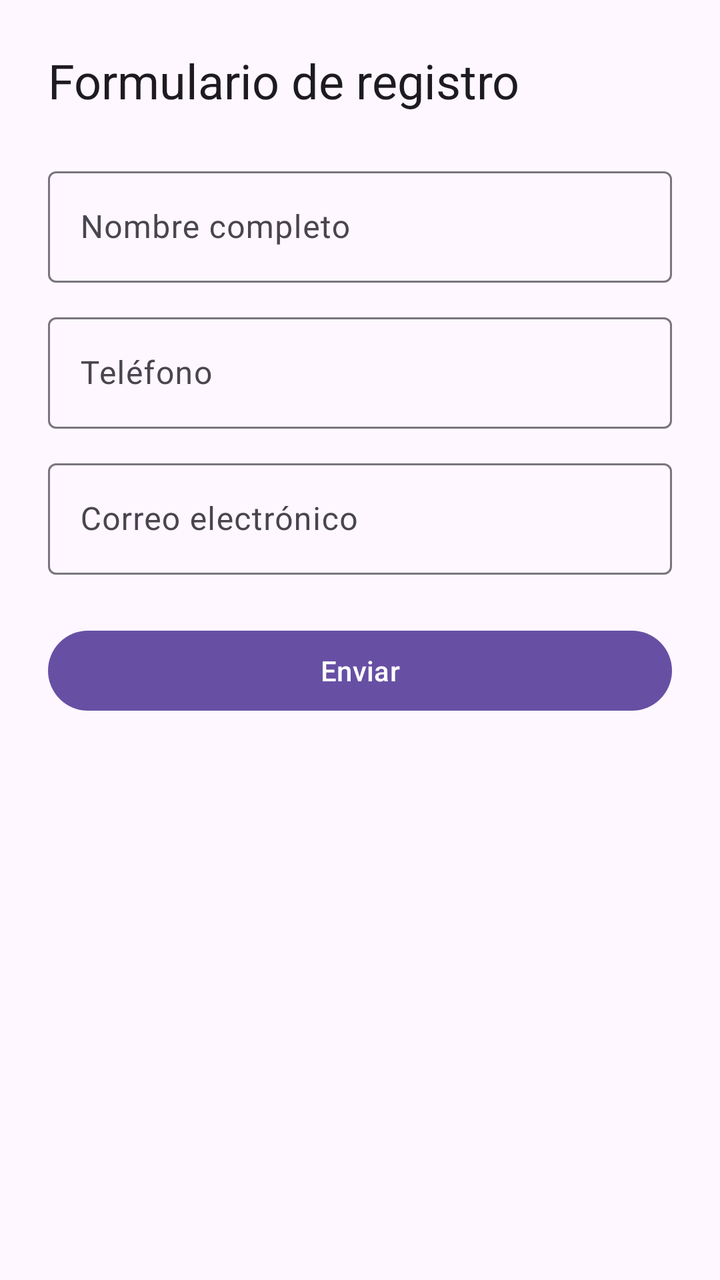
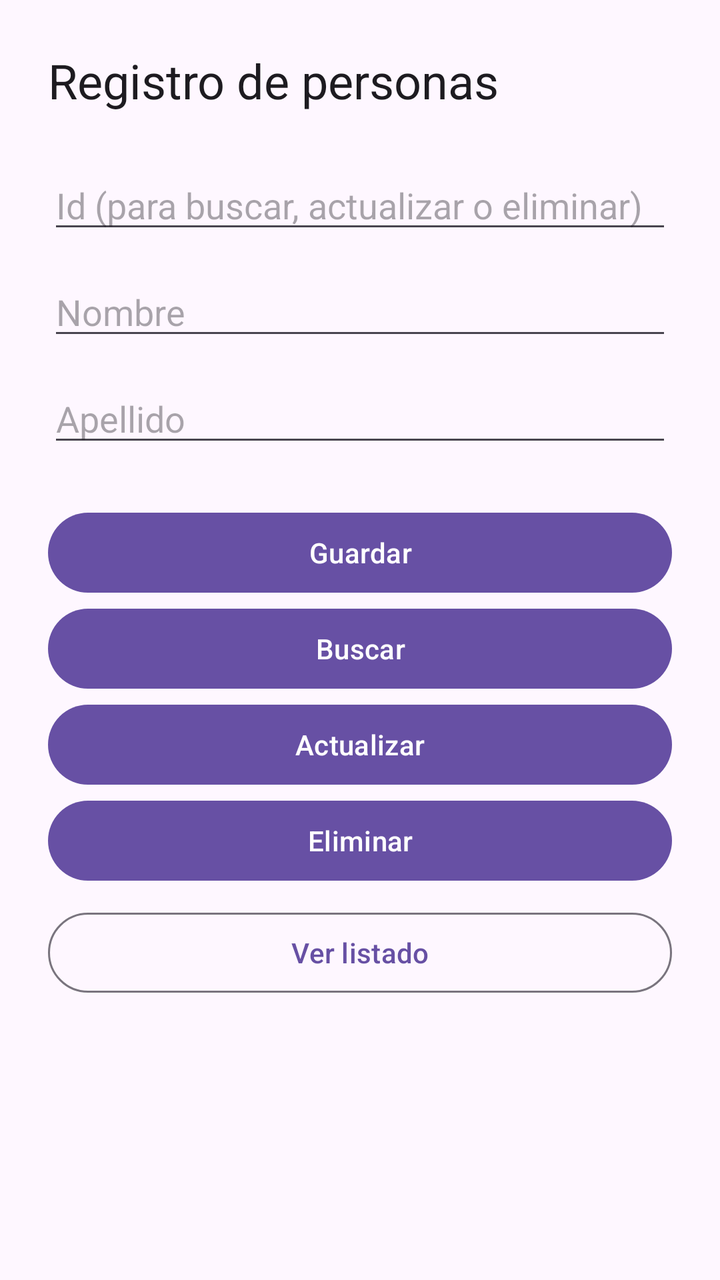

Before-and-after screenshots of an Android layout around one commit, followed by the original layout XML and the change that was made.
<!-- AndroidManifest.xml: application theme Theme.Miprimeractivity -->
<!-- res/layout/activity_main.xml -->
<?xml version="1.0" encoding="utf-8"?>
<ScrollView xmlns:android="http://schemas.android.com/apk/res/android"
    xmlns:tools="http://schemas.android.com/tools"
    android:id="@+id/main"
    android:layout_width="match_parent"
    android:layout_height="match_parent"
    android:fillViewport="true"
    tools:context=".MainActivity">

    <LinearLayout
        android:layout_width="match_parent"
        android:layout_height="wrap_content"
        android:orientation="vertical"
        android:padding="24dp">

        <TextView
            android:layout_width="wrap_content"
            android:layout_height="wrap_content"
            android:layout_marginBottom="24dp"
            android:text="@string/titulo_formulario"
            android:textAppearance="?attr/textAppearanceHeadlineSmall" />

        
        <com.google.android.material.textfield.TextInputLayout
            android:id="@+id/layoutNombre"
            style="@style/Widget.Material3.TextInputLayout.OutlinedBox"
            android:layout_width="match_parent"
            android:layout_height="wrap_content"
            android:layout_marginBottom="12dp"
            android:hint="@string/hint_nombre">

            <com.google.android.material.textfield.TextInputEditText
                android:id="@+id/etNombre"
                android:layout_width="match_parent"
                android:layout_height="wrap_content"
                android:autofillHints="name"
                android:inputType="textPersonName|textCapWords" />
        </com.google.android.material.textfield.TextInputLayout>

        
        <com.google.android.material.textfield.TextInputLayout
            android:id="@+id/layoutTelefono"
            style="@style/Widget.Material3.TextInputLayout.OutlinedBox"
            android:layout_width="match_parent"
            android:layout_height="wrap_content"
            android:layout_marginBottom="12dp"
            android:hint="@string/hint_telefono">

            <com.google.android.material.textfield.TextInputEditText
                android:id="@+id/etTelefono"
                android:layout_width="match_parent"
                android:layout_height="wrap_content"
                android:autofillHints="phone"
                android:inputType="phone"
                android:maxLength="15" />
        </com.google.android.material.textfield.TextInputLayout>

        
        <com.google.android.material.textfield.TextInputLayout
            android:id="@+id/layoutCorreo"
            style="@style/Widget.Material3.TextInputLayout.OutlinedBox"
            android:layout_width="match_parent"
            android:layout_height="wrap_content"
            android:layout_marginBottom="24dp"
            android:hint="@string/hint_correo">

            <com.google.android.material.textfield.TextInputEditText
                android:id="@+id/etCorreo"
                android:layout_width="match_parent"
                android:layout_height="wrap_content"
                android:autofillHints="emailAddress"
                android:inputType="textEmailAddress" />
        </com.google.android.material.textfield.TextInputLayout>

        <Button
            android:id="@+id/btnEnviar"
            android:layout_width="match_parent"
            android:layout_height="wrap_content"
            android:text="@string/btn_enviar" />

        <TextView
            android:id="@+id/tvResultado"
            android:layout_width="match_parent"
            android:layout_height="54dp"
            android:layout_marginTop="24dp"
            android:textAppearance="?attr/textAppearanceBodyLarge" />

    </LinearLayout>
</ScrollView>
<!-- resources referenced by this layout -->
<resources>
  <string name="btn_enviar">Enviar</string>
  <string name="hint_correo">Correo electrónico</string>
  <string name="hint_nombre">Nombre completo</string>
  <string name="hint_telefono">Teléfono</string>
  <string name="titulo_formulario">Formulario de registro</string>
  <style name="Theme.Miprimeractivity" parent="Base.Theme.Miprimeractivity" />
  <style name="Base.Theme.Miprimeractivity" parent="Theme.Material3.DayNight.NoActionBar">
          
          
      </style>
</resources>

<!-- the commit's change to res/layout/activity_main.xml (unified diff, before → after) -->
@@ -20,70 +20,63 @@
             android:text="@string/titulo_formulario"
             android:textAppearance="?attr/textAppearanceHeadlineSmall" />
 
-        
-        <com.google.android.material.textfield.TextInputLayout
-            android:id="@+id/layoutNombre"
-            style="@style/Widget.Material3.TextInputLayout.OutlinedBox"
+        <EditText
+            android:id="@+id/txtid"
             android:layout_width="match_parent"
             android:layout_height="wrap_content"
             android:layout_marginBottom="12dp"
-            android:hint="@string/hint_nombre">
+            android:hint="@string/hint_id"
+            android:inputType="number" />
 
-            <com.google.android.material.textfield.TextInputEditText
-                android:id="@+id/etNombre"
-                android:layout_width="match_parent"
-                android:layout_height="wrap_content"
-                android:autofillHints="name"
-                android:inputType="textPersonName|textCapWords" />
-        </com.google.android.material.textfield.TextInputLayout>
-
-        
-        <com.google.android.material.textfield.TextInputLayout
-            android:id="@+id/layoutTelefono"
-            style="@style/Widget.Material3.TextInputLayout.OutlinedBox"
+        <EditText
+            android:id="@+id/txtnombre"
             android:layout_width="match_parent"
             android:layout_height="wrap_content"
             android:layout_marginBottom="12dp"
-            android:hint="@string/hint_telefono">
+            android:autofillHints="givenName"
+            android:hint="@string/hint_nombre"
+            android:inputType="textPersonName|textCapWords" />
 
-            <com.google.android.material.textfield.TextInputEditText
-                android:id="@+id/etTelefono"
-                android:layout_width="match_parent"
-                android:layout_height="wrap_content"
-                android:autofillHints="phone"
-                android:inputType="phone"
-                android:maxLength="15" />
-        </com.google.android.material.textfield.TextInputLayout>
-
-        
-        <com.google.android.material.textfield.TextInputLayout
-            android:id="@+id/layoutCorreo"
-            style="@style/Widget.Material3.TextInputLayout.OutlinedBox"
+        <EditText
+            android:id="@+id/txtapellido"
             android:layout_width="match_parent"
             android:layout_height="wrap_content"
             android:layout_marginBottom="24dp"
-            android:hint="@string/hint_correo">
-
-            <com.google.android.material.textfield.TextInputEditText
-                android:id="@+id/etCorreo"
-                android:layout_width="match_parent"
-                android:layout_height="wrap_content"
-                android:autofillHints="emailAddress"
-                android:inputType="textEmailAddress" />
-        </com.google.android.material.textfield.TextInputLayout>
+            android:autofillHints="familyName"
+            android:hint="@string/hint_apellido"
+            android:inputType="textPersonName|textCapWords" />
 
         <Button
-            android:id="@+id/btnEnviar"
             android:layout_width="match_parent"
             android:layout_height="wrap_content"
-            android:text="@string/btn_enviar" />
+            android:onClick="Guardar"
+            android:text="@string/btn_guardar" />
 
-        <TextView
-            android:id="@+id/tvResultado"
+        <Button
             android:layout_width="match_parent"
-            android:layout_height="54dp"
-            android:layout_marginTop="24dp"
-            android:textAppearance="?attr/textAppearanceBodyLarge" />
+            android:layout_height="wrap_content"
+            android:onClick="Buscar"
+            android:text="@string/btn_buscar" />
+
+        <Button
+            android:layout_width="match_parent"
+            android:layout_height="wrap_content"
+            android:onClick="Actualizar"
+            android:text="@string/btn_actualizar" />
+
+        <Button
+            android:layout_width="match_parent"
+            android:layout_height="wrap_content"
+            android:onClick="Eliminar"
+            android:text="@string/btn_eliminar" />
+
+        <Button
+            style="@style/Widget.Material3.Button.OutlinedButton"
+            android:layout_width="match_parent"
+            android:layout_height="wrap_content"
+            android:layout_marginTop="8dp"
+            android:onClick="Listar"
+            android:text="@string/btn_listado" />
 
     </LinearLayout>
 </ScrollView>
<!-- resource entries referenced after the edit -->
@@ -1,10 +1,14 @@
 <!-- resources referenced by this layout -->
 <resources>
-  <string name="btn_enviar">Enviar</string>
-  <string name="hint_correo">Correo electrónico</string>
-  <string name="hint_nombre">Nombre completo</string>
-  <string name="hint_telefono">Teléfono</string>
-  <string name="titulo_formulario">Formulario de registro</string>
+  <string name="btn_actualizar">Actualizar</string>
+  <string name="btn_buscar">Buscar</string>
+  <string name="btn_eliminar">Eliminar</string>
+  <string name="btn_guardar">Guardar</string>
+  <string name="btn_listado">Ver listado</string>
+  <string name="hint_apellido">Apellido</string>
+  <string name="hint_id">Id (para buscar, actualizar o eliminar)</string>
+  <string name="hint_nombre">Nombre</string>
+  <string name="titulo_formulario">Registro de personas</string>
   <style name="Theme.Miprimeractivity" parent="Base.Theme.Miprimeractivity" />
   <style name="Base.Theme.Miprimeractivity" parent="Theme.Material3.DayNight.NoActionBar">
           
